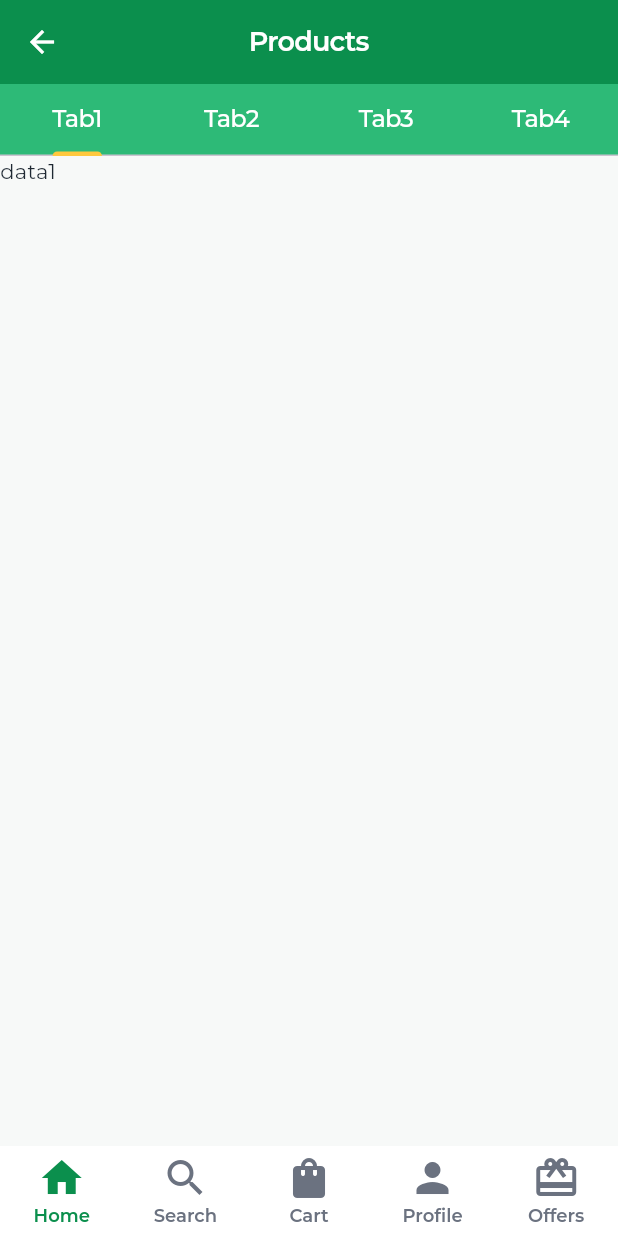
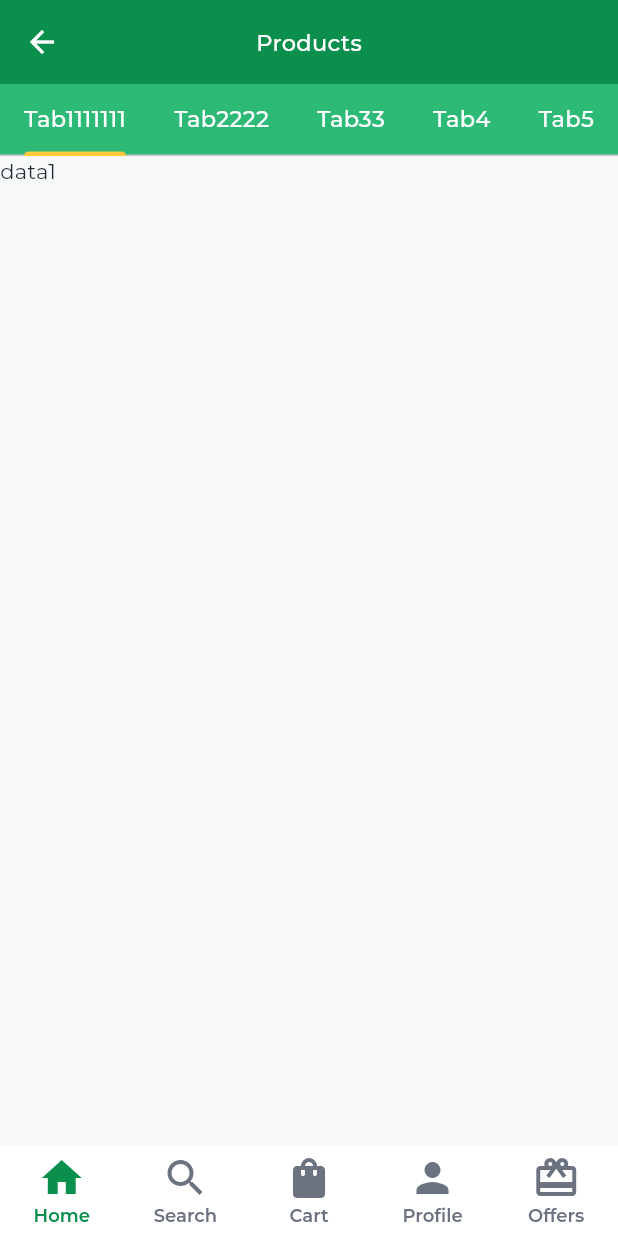
Before and after one commit to narkuvatov13/stork, a Flutter app: the StorkShopProductsPage screen opened by its route, on a phone screen of 412 x 824 dp. Run offline on Flutter 3.47's test engine with Material 3 defaults, Android fonts, the phone set to English and light mode, and no system bars; our stand-ins replace flutter_riverpod, go_router, logger; project files that could hold a hidden picture were left out.

Commit message:
05.01.2026

```diff
--- a/lib/features/Apps/Stork_Shop/Products/stork_shop_products_page.dart
+++ b/lib/features/Apps/Stork_Shop/Products/stork_shop_products_page.dart
@@ -1,7 +1,7 @@
 import 'package:flutter/material.dart';
 import 'package:flutter_riverpod/flutter_riverpod.dart';
 import 'package:stork/utils/constants/app_colors.dart';
-import 'package:stork/utils/constants/app_textstyles.dart';
+import 'package:stork/utils/constants/app_sizes.dart';
 
 class StorkShopProductsPage extends ConsumerStatefulWidget {
   const StorkShopProductsPage({super.key});
@@ -17,7 +17,7 @@ class _StorkShopProductsPage extends ConsumerState<StorkShopProductsPage>
   @override
   void initState() {
     super.initState();
-    _tabController = TabController(length: 4, vsync: this);
+    _tabController = TabController(length: 8, vsync: this);
   }
 
   @override
@@ -29,25 +29,42 @@ class _StorkShopProductsPage extends ConsumerState<StorkShopProductsPage>
   @override
   Widget build(BuildContext context) {
     return Scaffold(
-      appBar: AppBar(title: Text('Products', style: AppTextStyles.h3)),
+      appBar: AppBar(title: Text('Products')),
       body: Column(
         children: [
           Material(
             color: AppColors.tertinary,
             child: TabBar(
+              tabAlignment: TabAlignment.start,
               controller: _tabController,
+              isScrollable: true,
+              labelPadding: EdgeInsets.only(left: AppSizes.md, right: AppSizes.md),
+              // padding: EdgeInsets.zero,
               tabs: [
-                Tab(text: 'Tab1'),
-                Tab(text: 'Tab2'),
-                Tab(text: 'Tab3'),
+                Tab(text: 'Tab1111111'),
+                Tab(text: 'Tab2222'),
+                Tab(text: 'Tab33'),
                 Tab(text: 'Tab4'),
+                Tab(text: 'Tab5'),
+                Tab(text: 'Tab6'),
+                Tab(text: 'Tab7'),
+                Tab(text: 'Tab8'),
               ],
             ),
           ),
           Expanded(
             child: TabBarView(
               controller: _tabController,
-              children: [Text('data1'), Text('data2'), Text('data3'), Text('data4')],
+              children: [
+                Text('data1'),
+                Text('data2'),
+                Text('data3'),
+                Text('data4'),
+                Text('data5'),
+                Text('data6'),
+                Text('data7'),
+                Text('data8'),
+              ],
             ),
           ),
         ],
```
Also changed, not shown: lib/utils/theme/custom_themes/appbar_theme.dart (+7 -4 lines), lib/utils/theme/theme.dart (+8 -8 lines).
